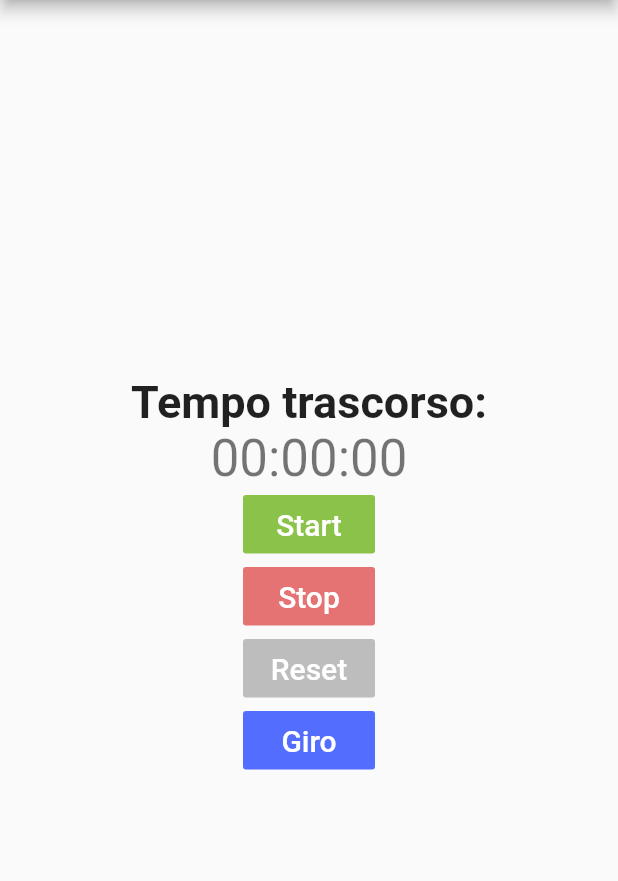
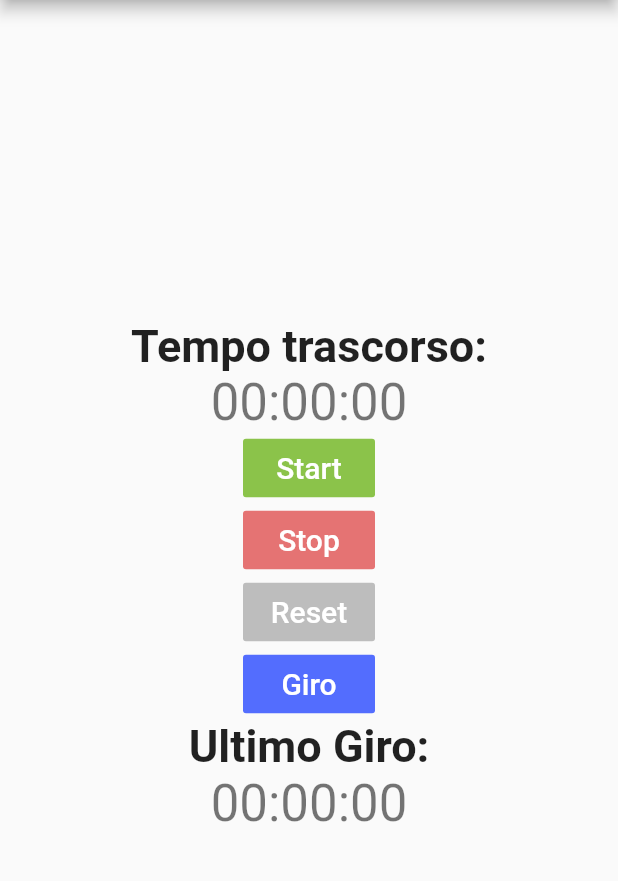
Before and after one commit to alessioveni/TPSIT, a Flutter app: the screen it shows after launch, after a tap on "Start", after a tap on "Reset", after a tap on "Giro", on a phone screen of 412 x 824 dp, the part 84-965 px from its top. Run offline on Flutter 3.47's test engine with Material 2 defaults, Android fonts, the light colour scheme and no system bars.

Commit message:
Update main.dart

```diff
--- a/Cronometro v2/cronometro/lib/main.dart
+++ b/Cronometro v2/cronometro/lib/main.dart
@@ -52,6 +52,7 @@ class MyHomePage extends StatefulWidget {
 }
 
 class _MyHomePageState extends State<MyHomePage> {
+  bool widgetVisible = true;
   int _counter = 0;
   int _counterMin = 0;
   int _counterOre = 0;
@@ -59,8 +60,10 @@ class _MyHomePageState extends State<MyHomePage> {
   bool started = false;
   bool streamStarted = false;
   Stream<int> stream;
+  List<Widget> list = [];
 
   void contatore() {
+    hideWidget();
     started = true;
     if (streamStarted == false) {
       stream = timedCounter(Duration(seconds: 1));
@@ -68,12 +71,6 @@ class _MyHomePageState extends State<MyHomePage> {
     }
 
     stream.listen((data) => _incrementCounter());
-
-    /* you need async for main!
-  await for (var data in stream) {
-    print('yeld: $data');
-  }
-  */
   }
 
   void stop() {
@@ -84,6 +81,9 @@ class _MyHomePageState extends State<MyHomePage> {
     _counter = 0;
     _counterMin = 0;
     _counterOre = 0;
+    secondi = 0;
+    minuti = 0;
+    ore = 0;
     started = false;
   }
 
@@ -91,19 +91,6 @@ class _MyHomePageState extends State<MyHomePage> {
     secondi = _counter;
     minuti = _counterMin;
     ore = _counterOre;
-    createAddWidget(ore, minuti, secondi);
-  }
-
-  void createAddWidget(int ore, int minuti, int secondi) {
-    String oreString = ore.toString();
-    String minutiString = minuti.toString();
-    String secondiString = secondi.toString();
-    Widget build(BuildContext context) {
-      List<Widget> list = [];
-      for (int i = 0; i < 100; i++)
-        list.add(Text(oreString + ":" + minutiString + ":" + secondiString));
-      return Scaffold(body: ListView(children: list));
-    }
   }
 
   Stream<int> timedCounter(Duration interval, [int maxCount]) async* {
@@ -138,6 +125,18 @@ class _MyHomePageState extends State<MyHomePage> {
           _counter = 0;
         }
       }
+    });
+  }
+
+  void showWidget(){
+    setState(() {
+     widgetVisible = true ;
+    });
+  }
+
+  void hideWidget(){
+    setState(() {
+     widgetVisible = false ;
     });
   }
 
@@ -195,6 +194,7 @@ class _MyHomePageState extends State<MyHomePage> {
             Column(
               children: <Widget>[
                 FlatButton(
+
                   color: Colors.lightGreen,
                   textColor: Colors.white,
                   disabledColor: Colors.grey,
@@ -245,6 +245,21 @@ class _MyHomePageState extends State<MyHomePage> {
                     "Giro",
                     style: TextStyle(fontSize: 20.0),
                   ),
+                ),
+                Text(
+                  'Ultimo Giro:',
+                  style: TextStyle(fontWeight: FontWeight.bold, fontSize: 30),
+                ),
+                Row(
+                  mainAxisAlignment: MainAxisAlignment.center,
+                  children: <Widget>[
+                    Text(ore < 10 ? '0$ore:' : '$ore:',
+                        style: Theme.of(context).textTheme.headline4),
+                    Text(minuti < 10 ? '0$minuti:' : '$minuti:',
+                        style: Theme.of(context).textTheme.headline4),
+                    Text(secondi < 10 ? '0$secondi' : '$secondi',
+                        style: Theme.of(context).textTheme.headline4),
+                  ],
                 ),
               ],
             )
```
